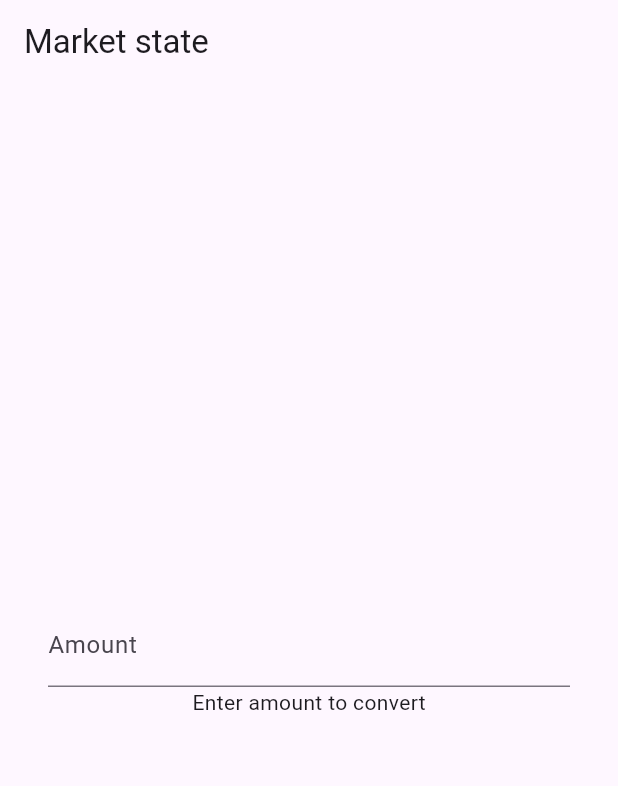
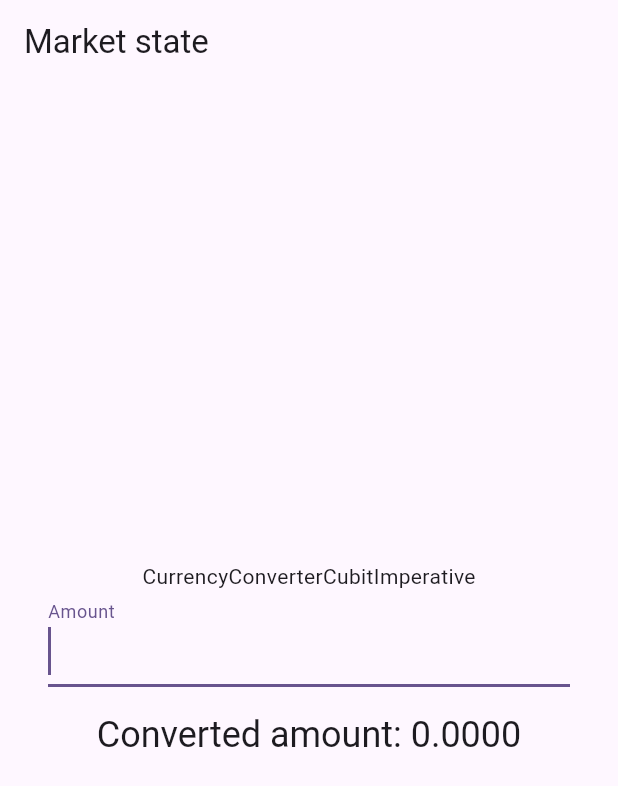
Before and after one commit to ramin-deriv/reactive_example, a Flutter app: the screen it shows after launch, on a phone screen of 412 x 824 dp. Shown: the top 786 px of the screen. Run offline on Flutter 3.47's test engine with Material 2 defaults, Android fonts, the light colour scheme and no system bars; our stand-ins replace flutter_bloc, rxdart.

Commit message:
minor UI change

```diff
--- a/lib/exchange_rate_service.dart
+++ b/lib/exchange_rate_service.dart
@@ -5,7 +5,7 @@ class ExchangeRateService {
   // random value also has decimal points. and the difference between last and current value less than 0.1
   Stream<double> getExchangeRate(String from, String to) async* {
     while (true) {
-      await Future.delayed(const Duration(seconds: 5));
+      await Future.delayed(const Duration(seconds: 3));
       yield (1 + (1 - 2 * (0.5 - Random().nextDouble())) * 0.1);
     }
   }
--- a/lib/main.dart
+++ b/lib/main.dart
@@ -2,7 +2,6 @@ import 'package:flutter/material.dart';
 import 'package:flutter_bloc/flutter_bloc.dart';
 import 'package:reactive_example/currency_converter_cubit.dart';
 import 'package:reactive_example/currency_converter_cubit_imperative.dart';
-import 'package:reactive_example/currency_converter_cubit_reactive.dart';
 import 'package:reactive_example/exchage_rate_state.dart';
 import 'package:reactive_example/exchange_rate_service.dart';
 
@@ -42,7 +41,7 @@ class ImperativeStyle extends State<HomePage> {
   void initState() {
     super.initState();
     _currencyConverterCubit =
-        CurrencyConverterCubitReactive(ExchangeRateService());
+        CurrencyConverterCubitImperative(ExchangeRateService());
 
     _amountController.addListener(() {
       if (_amountController.text.isEmpty) return;
@@ -63,13 +62,17 @@ class ImperativeStyle extends State<HomePage> {
           child: Column(
             mainAxisSize: MainAxisSize.min,
             children: [
+              Text('${_currencyConverterCubit.runtimeType}'),
               TextField(
+                autofocus: true,
                 keyboardType: TextInputType.number,
                 decoration: const InputDecoration(
                   labelText: 'Amount',
                 ),
+                style: Theme.of(context).textTheme.headlineSmall,
                 controller: _amountController,
               ),
+              const SizedBox(height: 16),
               BlocBuilder<CurrencyConverterCubit, CurrencyConvertState>(
                 bloc: _currencyConverterCubit,
                 builder: (context, state) {
@@ -78,6 +81,7 @@ class ImperativeStyle extends State<HomePage> {
                   } else if (state is CurrencyConvertLoaded) {
                     return Text(
                       'Converted amount: ${state.result.toStringAsFixed(4)}',
+                      style: Theme.of(context).textTheme.headlineSmall,
                     );
                   } else {
                     return const Text('Error');
```
